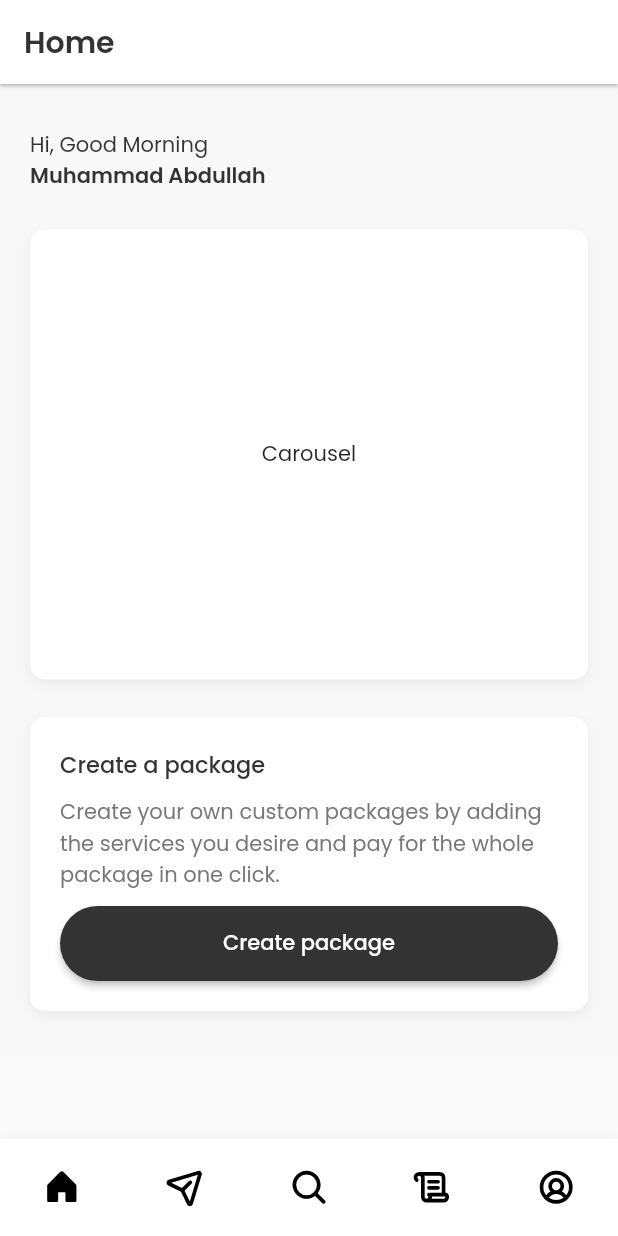
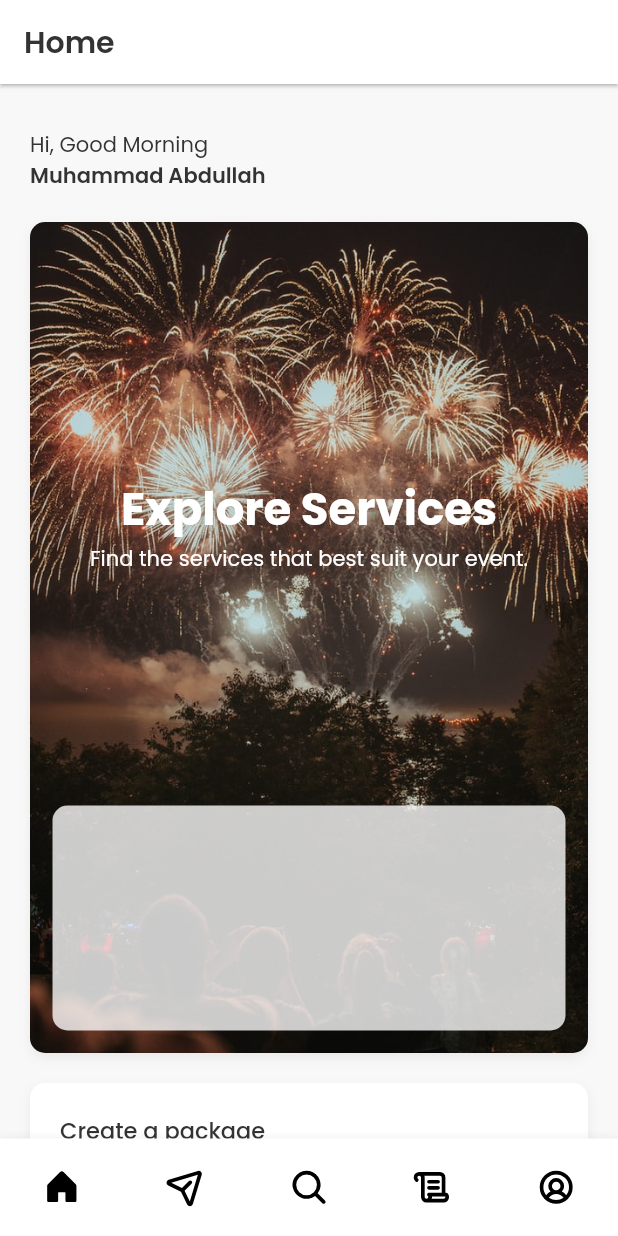
Before and after one commit to mabdullah412/online-event-service-marketplace-flutter, a Flutter app: the screen it shows after launch, on a phone screen of 412 x 824 dp. Run offline on Flutter 3.47's test engine with Material 2 defaults, Android fonts, the phone set to English and light mode, and no system bars; our stand-ins replace phosphor_flutter.

Commit message:
renaming files. create package widget.

```diff
--- a/lib/main.dart
+++ b/lib/main.dart
@@ -16,11 +16,14 @@ class MyApp extends StatelessWidget {
   @override
   Widget build(BuildContext context) {
     return MultiProvider(
+      // * providers
       providers: [
         ChangeNotifierProvider(
           create: (context) => EndPoint(),
         ),
       ],
+
+      // * app
       child: MaterialApp(
         // title
         title: 'Event Planner',
--- a/lib/models/endpoint.dart
+++ b/lib/models/endpoint.dart
@@ -6,11 +6,11 @@ import 'package:flutter/material.dart';
 */
 
 class EndPoint with ChangeNotifier {
-  String endpoint = 'http://192.168.1.39:3000/event_planner/api/category';
+  String endpoint = 'http://192.168.120.84:3000/event_planner/api/';
 
-  // sets new enpoint
+  // * sets new enpoint
   void setEndpoint(String endpoint) {
-    this.endpoint = 'http://' + endpoint + ':3000/event_planner/api/category';
+    this.endpoint = 'http://' + endpoint + ':3000/event_planner/api/';
     notifyListeners();
   }
 }
--- a/lib/screens/home_screen.dart
+++ b/lib/screens/home_page.dart
@@ -1,4 +1,5 @@
 import 'package:flutter/material.dart';
+import 'package:semester_project/widgets/create_package.dart';
 
 class HomePage extends StatefulWidget {
   const HomePage({Key? key}) : super(key: key);
@@ -31,6 +32,23 @@ class HomePageState extends State<HomePage> {
     ),
   );
 
+  // * create package
+  void _createPackage(BuildContext context) {
+    showModalBottomSheet(
+      context: context,
+      builder: (context) {
+        return const CreatePackage();
+      },
+      shape: const RoundedRectangleBorder(
+        borderRadius: BorderRadius.only(
+          topLeft: Radius.circular(15),
+          topRight: Radius.circular(15),
+        ),
+      ),
+      backgroundColor: Colors.white,
+    );
+  }
+
   @override
   Widget build(BuildContext context) {
     return SingleChildScrollView(
@@ -49,7 +67,10 @@ class HomePageState extends State<HomePage> {
         child: Column(
           crossAxisAlignment: CrossAxisAlignment.start,
           children: [
-            // welcome message
+            // * welcome message
+            Column(
+              crossAxisAlignment: CrossAxisAlignment.start,
+              children: [
                 Text(
                   'Hi, Good Morning',
                   style: TextStyle(
@@ -63,30 +84,76 @@ class HomePageState extends State<HomePage> {
                     color: primaryTextColor,
                   ),
                 ),
-            // carousel
+              ],
+            ),
+
+            const SizedBox(height: 20),
+
+            // * carousel
             Container(
-              // margin
-              margin: const EdgeInsets.only(
-                top: 25,
-              ),
               // constraints
               width: MediaQuery.of(context).size.width,
-              height: 300,
+
+              // height
+              // 265 => appbar height + paddings + navbar height + white-spacing
+              height: MediaQuery.of(context).size.height - 270,
+
+              // padding
+              padding: const EdgeInsets.all(15),
+
               // child
-              child: const Center(
-                child: Text('Carousel'),
+              child: Column(
+                children: [
+                  Expanded(
+                    child: Column(
+                      mainAxisAlignment: MainAxisAlignment.center,
+                      children: const [
+                        Text(
+                          'Explore Services',
+                          style: TextStyle(
+                            color: Colors.white,
+                            fontSize: 30,
+                            fontWeight: FontWeight.w700,
+                            height: 1.5,
                           ),
+                          textAlign: TextAlign.center,
+                        ),
+                        Text(
+                          'Find the services that best suit your event.',
+                          style: TextStyle(
+                            color: Colors.white,
+                          ),
+                        ),
+                      ],
+                    ),
+                  ),
+                  Container(
+                    height: 150,
+                    // decoration
+                    decoration: BoxDecoration(
+                      color: const Color.fromARGB(200, 255, 255, 255),
+                      borderRadius: containerRadius,
+                    ),
+                  ),
+                ],
+              ),
+
               // decoration
               decoration: BoxDecoration(
                 color: Colors.white,
                 boxShadow: containerShadow,
                 borderRadius: containerRadius,
+                image: const DecorationImage(
+                  image: AssetImage('assets/cover_images/cover_image3.jpg'),
+                  fit: BoxFit.cover,
                 ),
               ),
-            // create a package
+            ),
+
+            const SizedBox(height: 20),
+
+            // * create a package
             Container(
-              // margin
-              margin: const EdgeInsets.only(top: 25),
               // padding
               padding: const EdgeInsets.all(20),
               // constraints
@@ -115,7 +182,9 @@ class HomePageState extends State<HomePage> {
                     width: MediaQuery.of(context).size.width,
                     height: 50,
                     child: ElevatedButton(
-                      onPressed: () {},
+                      onPressed: () {
+                        _createPackage(context);
+                      },
                       child: const Text('Create package'),
                       style: packageButtonStyle,
                     ),
--- a/lib/screens/orders_screen.dart
+++ b/lib/screens/orders_page.dart
@@ -41,7 +41,7 @@ class OrdersPageState extends State<OrdersPage> {
             ),
             const SizedBox(height: 60),
             const OrdersContainer(),
-            const SizedBox(height: 80),
+            const SizedBox(height: 60),
             Text(
               'Packages',
               style: headingTextStyle,
```
Also changed, not shown: lib/screens/discover_screen.dart (+6 -3 lines), lib/screens/pageview_controller_screen.dart (+5 -5 lines), lib/screens/service_page.dart (added, +10 -0 lines), lib/widgets/add_to_package.dart (added, +102 -0 lines), lib/widgets/create_package.dart (added, +73 -0 lines), lib/widgets/packages_container.dart (+24 -0 lines), lib/widgets/service_tile.dart (+21 -1 lines), pubspec.yaml (+5 -18 lines), assets/cover_images/cover_image.jpg (added), assets/cover_images/cover_image2.jpg (added), assets/cover_images/cover_image3.jpg (added), lib/screens/inbox_page.dart (renamed from lib/screens/inbox_screen.dart), lib/screens/profile_page.dart (renamed from lib/screens/profile_screen.dart), lib/screens/services_page.dart (renamed from lib/screens/services_screen.dart), 1 more files. Lines whose indentation alone changed are shown as unchanged.
